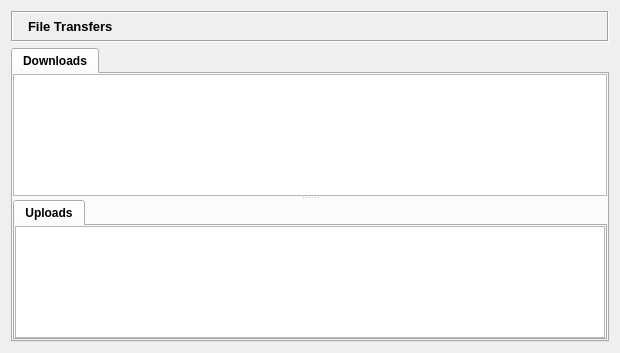
First picture: the form in retroshare-gui/src/gui/FileTransfer/TransfersDialog.ui, repository RetroShare/RetroShare, before the edit.
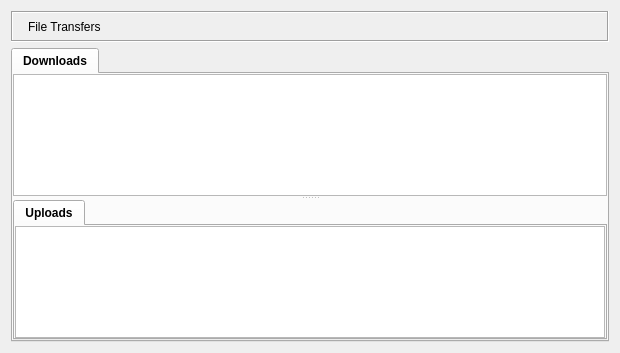
Second picture: the form after the edit. Icons and pictures are not drawn. Custom widgets are drawn as their Qt base class.

Commit message: Moved font size definitions from ui files to default qss. Added new base class StyledLabel to emulate the missing font-size by factor in qss.

Patch:
```diff
--- a/retroshare-gui/src/gui/FileTransfer/TransfersDialog.ui
+++ b/retroshare-gui/src/gui/FileTransfer/TransfersDialog.ui
@@ -43,14 +43,7 @@
        </widget>
       </item>
       <item>
-       <widget class="QLabel" name="titleBarLabel">
-        <property name="font">
-         <font>
-          <pointsize>10</pointsize>
-          <weight>75</weight>
-          <bold>true</bold>
-         </font>
-        </property>
+       <widget class="StyledLabel" name="titleBarLabel">
         <property name="text">
          <string>File Transfers</string>
         </property>
@@ -256,6 +249,13 @@
    </item>
   </layout>
  </widget>
+ <customwidgets>
+  <customwidget>
+   <class>StyledLabel</class>
+   <extends>QLabel</extends>
+   <header>gui/common/StyledLabel.h</header>
+  </customwidget>
+ </customwidgets>
  <resources>
   <include location="../images.qrc"/>
  </resources>
```
Left out of the diff: 22 changed lines with no effect on the pictures. The commit also changes 41 other files.
